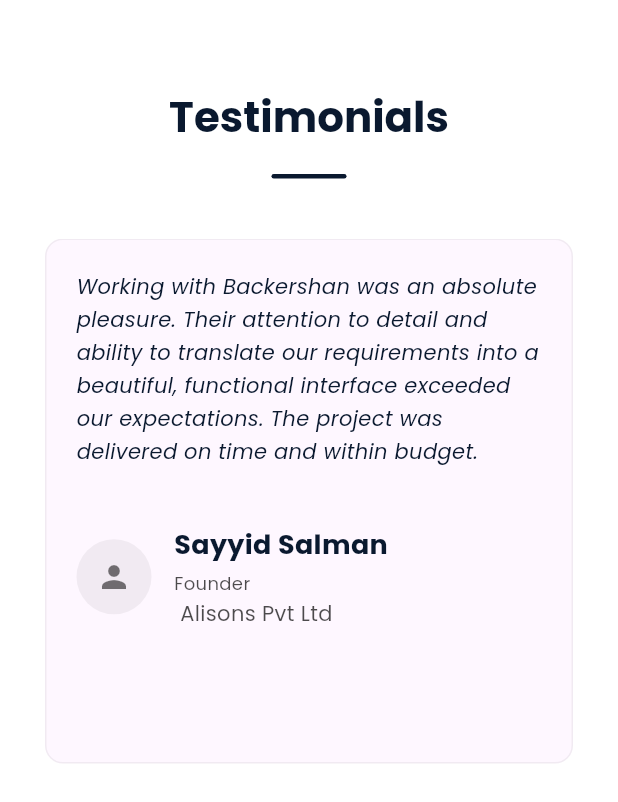
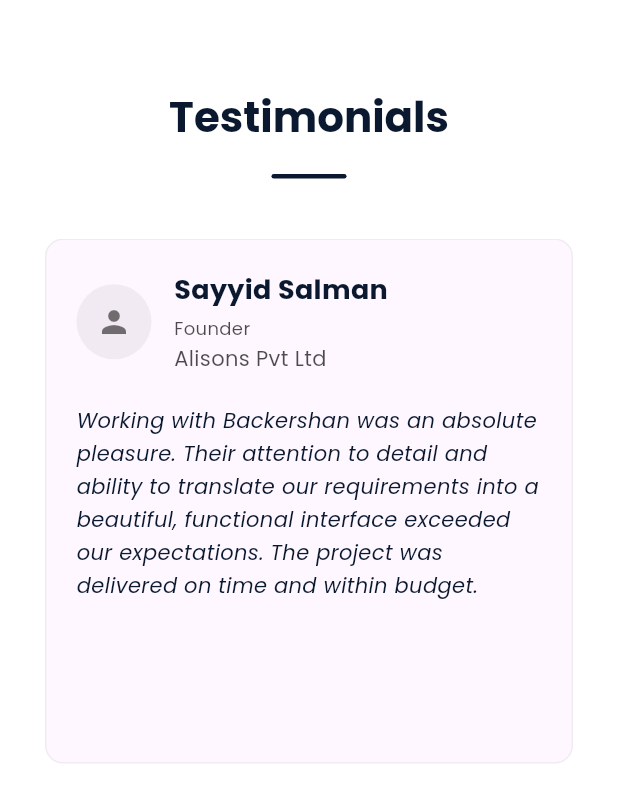
Before and after one commit to BackershanT/my_protfolio_flutter, a Flutter app: the TestimonialsSection widget shown alone on an empty page, opened directly, on a phone screen of 412 x 824 dp. Shown: the top 802 px of the screen. Run offline on Flutter 3.47's test engine with Material 3 defaults, Android fonts, the light colour scheme and no system bars; drawn by our look-alikes of flutter_animate; our stand-ins replace cloud_firestore, firebase_core, flutter_screenutil, font_awesome_flutter, google_fonts, lottie and 1 more; accounts and stored records are empty; network calls fail.

Commit message:
refactor(shared): reorder testimonial layout to show client info above content
- Move client info (avatar, name, role, company) section above testimonial content
- Place testimonial content below client info inside an Expanded widget with scroll
- Adjust spacing between client info and content based on device type
- Correct spacing before company name text to remove extra leading space
- Maintain fadeIn animation on testimonial content and client info elements

```diff
--- a/lib/features/shared/presentation/testimonials_section.dart
+++ b/lib/features/shared/presentation/testimonials_section.dart
@@ -126,24 +126,7 @@ class _TestimonialsSectionState extends State<TestimonialsSection> {
       child: Column(
         crossAxisAlignment: CrossAxisAlignment.start,
         children: [
-          // Testimonial content
-          SizedBox(
-            height: 150,
-            child: SingleChildScrollView(
-              child: Text(
-                testimonial.content,
-                style: TextStyle(
-                  fontSize: contentSize,
-                  height: 1.6,
-                  fontStyle: FontStyle.italic,
-                  color: Theme.of(context).textTheme.bodyMedium?.color,
-                ),
-              ).animate().fadeIn(duration: 600.ms),
-            ),
-          ),
-          SizedBox(height: isMobile ? 20 : 30),
-
-          // Client info
+          // Client info (avatar, name, role, company) - ABOVE content
           Row(
             children: [
               // Avatar placeholder
@@ -186,9 +169,8 @@ class _TestimonialsSectionState extends State<TestimonialsSection> {
                       ),
                     ).animate().fadeIn(delay: 400.ms, duration: 600.ms),
                     SizedBox(height: 2),
-
                     Text(
-                      ' ${testimonial.company}',
+                      '${testimonial.company}',
                       style: TextStyle(
                         fontSize: roleSize,
                         color: isDark
@@ -200,6 +182,22 @@ class _TestimonialsSectionState extends State<TestimonialsSection> {
                 ),
               ),
             ],
+          ),
+          SizedBox(height: isMobile ? 20 : 30),
+
+          // Testimonial content - BELOW client info
+          Expanded(
+            child: SingleChildScrollView(
+              child: Text(
+                testimonial.content,
+                style: TextStyle(
+                  fontSize: contentSize,
+                  height: 1.6,
+                  fontStyle: FontStyle.italic,
+                  color: Theme.of(context).textTheme.bodyMedium?.color,
+                ),
+              ).animate().fadeIn(duration: 600.ms),
+            ),
           ),
         ],
       ),
```
